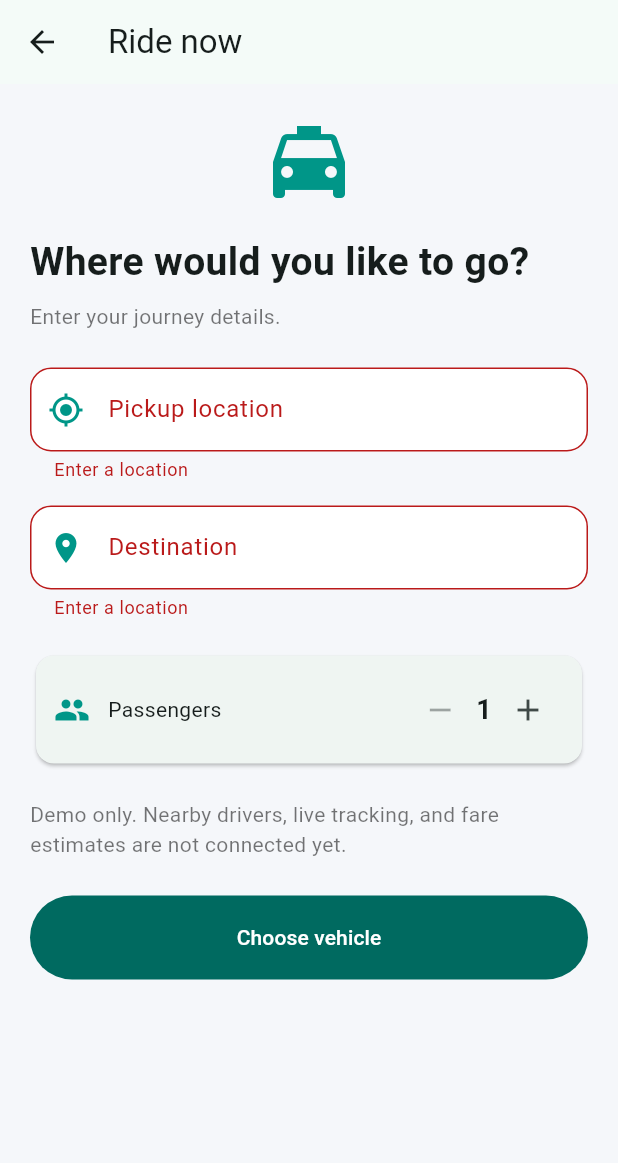
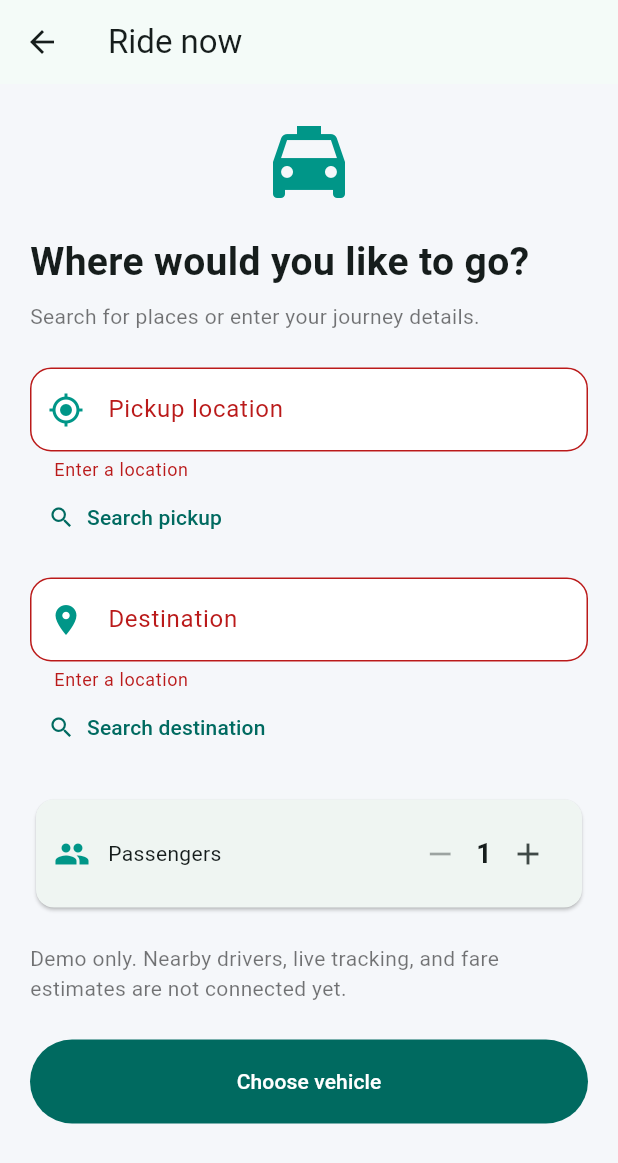
Before and after one commit to sevi2001/triplanka, a Flutter app: the RideNowScreen screen opened directly, after a tap on "Choose vehicle", on a phone screen of 412 x 824 dp. Shown: the top 1163 px of the screen. Run offline on Flutter 3.47's test engine with Material 3 defaults, Android fonts, the phone set to English and light mode, and no system bars; our stand-ins replace flutter_map, latlong2, shared_preferences; accounts and stored records are empty.

Commit message:
Connect map coordinates to instant ride bookings

```diff
--- a/lib/main.dart
+++ b/lib/main.dart
@@ -196,7 +196,12 @@ class _HomeScreenState extends State<HomeScreen> {
       MaterialPageRoute<void>(
         builder: (_) {
           if (service == 'Ride now') {
-            return RideNowScreen(pickup: pickup, destination: destination);
+            return RideNowScreen(
+              pickup: pickup,
+              destination: destination,
+              pickupCoordinates: selectedPickupCoordinates,
+              destinationCoordinates: selectedDestinationCoordinates,
+            );
           }
 
           if (service == 'Plan a trip') {
--- a/lib/ride_now_screen.dart
+++ b/lib/ride_now_screen.dart
@@ -1,11 +1,22 @@
 import 'package:flutter/material.dart';
+
+import 'booking_store.dart';
+import 'location_picker_screen.dart';
 import 'vehicle_selection_screen.dart';
 
 class RideNowScreen extends StatefulWidget {
-  const RideNowScreen({super.key, this.pickup = '', this.destination = ''});
+  const RideNowScreen({
+    super.key,
+    this.pickup = '',
+    this.destination = '',
+    this.pickupCoordinates,
+    this.destinationCoordinates,
+  });
 
   final String pickup;
   final String destination;
+  final TripCoordinates? pickupCoordinates;
+  final TripCoordinates? destinationCoordinates;
 
   @override
   State<RideNowScreen> createState() => _RideNowScreenState();
@@ -17,6 +28,9 @@ class _RideNowScreenState extends State<RideNowScreen> {
   late final TextEditingController pickupController;
   late final TextEditingController destinationController;
 
+  TripCoordinates? pickupCoordinates;
+  TripCoordinates? destinationCoordinates;
+
   int passengers = 1;
 
   @override
@@ -24,8 +38,10 @@ class _RideNowScreenState extends State<RideNowScreen> {
     super.initState();
 
     pickupController = TextEditingController(text: widget.pickup);
+    destinationController = TextEditingController(text: widget.destination);
 
-    destinationController = TextEditingController(text: widget.destination);
+    pickupCoordinates = widget.pickupCoordinates;
+    destinationCoordinates = widget.destinationCoordinates;
   }
 
   @override
@@ -33,6 +49,42 @@ class _RideNowScreenState extends State<RideNowScreen> {
     pickupController.dispose();
     destinationController.dispose();
     super.dispose();
+  }
+
+  Future<void> searchLocation({required bool isPickup}) async {
+    FocusScope.of(context).unfocus();
+
+    final location = await Navigator.of(context).push<SelectedLocation>(
+      MaterialPageRoute<SelectedLocation>(
+        builder: (_) => LocationPickerScreen(
+          title: isPickup ? 'Find pickup' : 'Find destination',
+          confirmLabel: isPickup ? 'Use this pickup' : 'Use this destination',
+        ),
+      ),
+    );
+
+    if (!mounted || location == null) return;
+
+    final coordinates = TripCoordinates(
+      latitude: location.point.latitude,
+      longitude: location.point.longitude,
+    );
+
+    setState(() {
+      if (isPickup) {
+        pickupController.text = location.name;
+        pickupCoordinates = coordinates;
+      } else {
+        destinationController.text = location.name;
+        destinationCoordinates = coordinates;
+      }
+    });
+  }
+
+  void showMessage(String message) {
+    ScaffoldMessenger.of(context)
+      ..hideCurrentSnackBar()
+      ..showSnackBar(SnackBar(content: Text(message)));
   }
 
   void continueBooking() {
@@ -43,12 +95,17 @@ class _RideNowScreenState extends State<RideNowScreen> {
     final pickup = pickupController.text.trim();
     final destination = destinationController.text.trim();
 
-    if (pickup.toLowerCase() == destination.toLowerCase()) {
-      ScaffoldMessenger.of(context).showSnackBar(
-        const SnackBar(
-          content: Text('Pickup and destination must be different.'),
-        ),
-      );
+    final pickupPoint = pickupCoordinates;
+    final destinationPoint = destinationCoordinates;
+
+    final sameCoordinates =
+        pickupPoint != null &&
+        destinationPoint != null &&
+        pickupPoint.latitude == destinationPoint.latitude &&
+        pickupPoint.longitude == destinationPoint.longitude;
+
+    if (pickup.toLowerCase() == destination.toLowerCase() || sameCoordinates) {
+      showMessage('Pickup and destination must be different.');
       return;
     }
 
@@ -57,6 +114,8 @@ class _RideNowScreenState extends State<RideNowScreen> {
         builder: (_) => VehicleSelectionScreen(
           pickup: pickup,
           destination: destination,
+          pickupCoordinates: pickupPoint,
+          destinationCoordinates: destinationPoint,
           stops: const [],
           departure: DateTime.now(),
           passengers: passengers,
@@ -71,9 +130,11 @@ class _RideNowScreenState extends State<RideNowScreen> {
     required String label,
     required IconData icon,
     required TextEditingController controller,
+    required ValueChanged<String> onChanged,
   }) {
     return TextFormField(
       controller: controller,
+      onChanged: onChanged,
       autovalidateMode: AutovalidateMode.onUserInteraction,
       decoration: InputDecoration(
         labelText: label,
@@ -86,8 +147,35 @@ class _RideNowScreenState extends State<RideNowScreen> {
         if (value == null || value.trim().isEmpty) {
           return 'Enter a location';
         }
+
         return null;
       },
+    );
+  }
+
+  Widget locationSearch({
+    required bool isPickup,
+    required TripCoordinates? coordinates,
+  }) {
+    return Column(
+      crossAxisAlignment: CrossAxisAlignment.start,
+      children: [
+        TextButton.icon(
+          onPressed: () => searchLocation(isPickup: isPickup),
+          icon: const Icon(Icons.search),
+          label: Text(isPickup ? 'Search pickup' : 'Search destination'),
+        ),
+        if (coordinates != null)
+          Padding(
+            padding: const EdgeInsets.only(bottom: 8),
+            child: Text(
+              'Map location selected: '
+              '${coordinates.latitude.toStringAsFixed(5)}, '
+              '${coordinates.longitude.toStringAsFixed(5)}',
+              style: const TextStyle(color: Colors.teal, fontSize: 12),
+            ),
+          ),
+      ],
     );
   }
 
@@ -112,7 +200,7 @@ class _RideNowScreenState extends State<RideNowScreen> {
                   ),
                   const SizedBox(height: 8),
                   const Text(
-                    'Enter your journey details.',
+                    'Search for places or enter your journey details.',
                     style: TextStyle(color: Colors.black54),
                   ),
                   const SizedBox(height: 24),
@@ -120,12 +208,34 @@ class _RideNowScreenState extends State<RideNowScreen> {
                     label: 'Pickup location',
                     icon: Icons.my_location,
                     controller: pickupController,
+                    onChanged: (_) {
+                      if (pickupCoordinates == null) return;
+
+                      setState(() {
+                        pickupCoordinates = null;
+                      });
+                    },
+                  ),
+                  locationSearch(
+                    isPickup: true,
+                    coordinates: pickupCoordinates,
                   ),
                   const SizedBox(height: 16),
                   locationField(
                     label: 'Destination',
                     icon: Icons.location_on,
                     controller: destinationController,
+                    onChanged: (_) {
+                      if (destinationCoordinates == null) return;
+
+                      setState(() {
+                        destinationCoordinates = null;
+                      });
+                    },
+                  ),
+                  locationSearch(
+                    isPickup: false,
+                    coordinates: destinationCoordinates,
                   ),
                   const SizedBox(height: 20),
                   Card(
```
